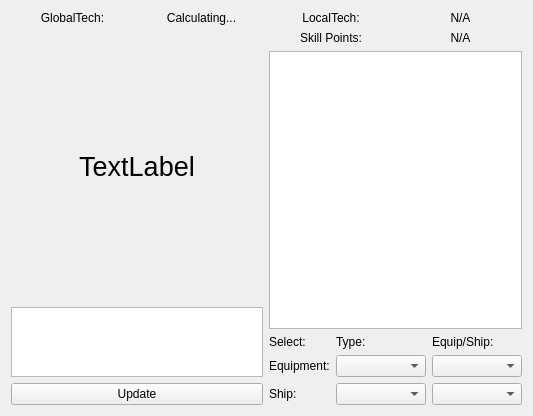
The window that FleetMemories/ClientGUI/ui/techview.ui (ibicdlcod/GuoMuoRuoProject) describes before a commit, drawn with Qt 5.
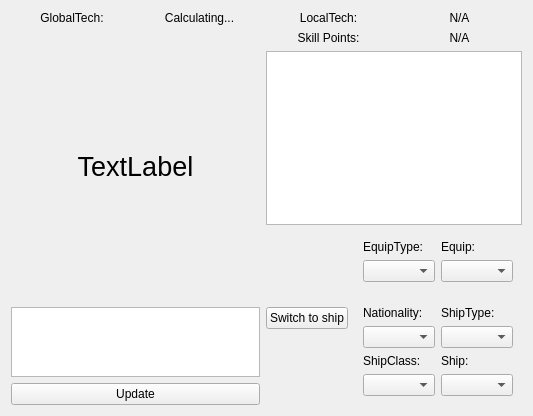
The same window after the commit.

Commit message: techview include ships

Diff of the .ui file:
```diff
--- a/FleetMemories/ClientGUI/ui/techview.ui
+++ b/FleetMemories/ClientGUI/ui/techview.ui
@@ -13,7 +13,7 @@
   <property name="windowTitle">
    <string>Frame</string>
   </property>
-  <layout class="QHBoxLayout" name="horizontalLayout_4">
+  <layout class="QHBoxLayout" name="horizontalLayout_5">
    <item>
     <layout class="QVBoxLayout" name="globalView">
      <item>
@@ -87,7 +87,7 @@
     </layout>
    </item>
    <item>
-    <layout class="QVBoxLayout" name="verticalLayout">
+    <layout class="QVBoxLayout" name="verticalLayout_2">
      <item>
       <layout class="QHBoxLayout" name="horizontalLayout_2">
        <item>
@@ -140,38 +140,34 @@
       <widget class="QTableWidget" name="localViewTable"/>
      </item>
      <item>
-      <layout class="QGridLayout" name="gridLayout">
-       <item row="0" column="2">
+      <layout class="QHBoxLayout" name="horizontalLayout_4">
+       <item>
+        <widget class="QPushButton" name="equipOrShip">
+         <property name="text">
+          <string id="techview-toship">Switch to ship</string>
+         </property>
+        </widget>
+       </item>
+       <item>
+        <layout class="QVBoxLayout" name="verticalLayout">
+         <item>
+          <widget class="QWidget" name="equipChoice" native="true">
+           <layout class="QGridLayout" name="gridLayout_2">
+            <item row="0" column="0">
+             <widget class="QLabel" name="label_8">
+              <property name="text">
+               <string id="techview-equip-type">EquipType:</string>
+              </property>
+             </widget>
+            </item>
+            <item row="0" column="1">
         <widget class="QLabel" name="label_9">
          <property name="text">
-          <string id="techview-equip-ship">Equip/Ship:</string>
+               <string id="techview-equip">Equip:</string>
          </property>
         </widget>
        </item>
-       <item row="2" column="0">
-        <widget class="QLabel" name="label_6">
-         <property name="sizePolicy">
-          <sizepolicy hsizetype="Preferred" vsizetype="Preferred">
-           <horstretch>1</horstretch>
-           <verstretch>0</verstretch>
-          </sizepolicy>
-         </property>
-         <property name="text">
-          <string id="techview-ship">Ship:</string>
-         </property>
-        </widget>
-       </item>
-       <item row="2" column="1">
-        <widget class="QComboBox" name="comboBox_4">
-         <property name="sizePolicy">
-          <sizepolicy hsizetype="Preferred" vsizetype="Fixed">
-           <horstretch>2</horstretch>
-           <verstretch>0</verstretch>
-          </sizepolicy>
-         </property>
-        </widget>
-       </item>
-       <item row="1" column="1">
+            <item row="1" column="0">
         <widget class="QComboBox" name="localListType">
          <property name="sizePolicy">
           <sizepolicy hsizetype="Preferred" vsizetype="Fixed">
@@ -181,27 +177,7 @@
          </property>
         </widget>
        </item>
-       <item row="1" column="0">
-        <widget class="QLabel" name="label_5">
-         <property name="sizePolicy">
-          <sizepolicy hsizetype="Preferred" vsizetype="Preferred">
-           <horstretch>1</horstretch>
-           <verstretch>0</verstretch>
-          </sizepolicy>
-         </property>
-         <property name="text">
-          <string id="techview-equip">Equipment:</string>
-         </property>
-        </widget>
-       </item>
-       <item row="0" column="0">
-        <widget class="QLabel" name="label_7">
-         <property name="text">
-          <string id="techview-select">Select:</string>
-         </property>
-        </widget>
-       </item>
-       <item row="1" column="2">
+            <item row="1" column="1">
         <widget class="QComboBox" name="localListValue">
          <property name="sizePolicy">
           <sizepolicy hsizetype="Preferred" vsizetype="Fixed">
@@ -211,7 +187,49 @@
          </property>
         </widget>
        </item>
-       <item row="2" column="2">
+           </layout>
+          </widget>
+         </item>
+         <item>
+          <widget class="QWidget" name="shipChoice" native="true">
+           <layout class="QGridLayout" name="gridLayout">
+            <item row="0" column="0">
+             <widget class="QLabel" name="label_11">
+              <property name="sizePolicy">
+               <sizepolicy hsizetype="Preferred" vsizetype="Preferred">
+                <horstretch>1</horstretch>
+                <verstretch>0</verstretch>
+               </sizepolicy>
+              </property>
+              <property name="text">
+               <string id="techview-ship-nationality">Nationality:</string>
+              </property>
+             </widget>
+            </item>
+            <item row="0" column="1">
+             <widget class="QLabel" name="label_6">
+              <property name="sizePolicy">
+               <sizepolicy hsizetype="Preferred" vsizetype="Preferred">
+                <horstretch>1</horstretch>
+                <verstretch>0</verstretch>
+               </sizepolicy>
+              </property>
+              <property name="text">
+               <string id="techview-ship-type">ShipType:</string>
+              </property>
+             </widget>
+            </item>
+            <item row="1" column="0">
+             <widget class="QComboBox" name="comboBox_4">
+              <property name="sizePolicy">
+               <sizepolicy hsizetype="Preferred" vsizetype="Fixed">
+                <horstretch>2</horstretch>
+                <verstretch>0</verstretch>
+               </sizepolicy>
+              </property>
+             </widget>
+            </item>
+            <item row="1" column="1">
         <widget class="QComboBox" name="comboBox_3">
          <property name="sizePolicy">
           <sizepolicy hsizetype="Preferred" vsizetype="Fixed">
@@ -221,18 +239,65 @@
          </property>
         </widget>
        </item>
-       <item row="0" column="1">
-        <widget class="QLabel" name="label_8">
+            <item row="2" column="0">
+             <widget class="QLabel" name="label_10">
+              <property name="sizePolicy">
+               <sizepolicy hsizetype="Preferred" vsizetype="Preferred">
+                <horstretch>1</horstretch>
+                <verstretch>0</verstretch>
+               </sizepolicy>
+              </property>
          <property name="text">
-          <string id="techview-type">Type:</string>
+               <string id="techview-ship-class">ShipClass:</string>
          </property>
         </widget>
        </item>
-      </layout>
+            <item row="2" column="1">
+             <widget class="QLabel" name="label_7">
+              <property name="sizePolicy">
+               <sizepolicy hsizetype="Preferred" vsizetype="Preferred">
+                <horstretch>1</horstretch>
+                <verstretch>0</verstretch>
+               </sizepolicy>
+              </property>
+              <property name="text">
+               <string id="techview-ship">Ship:</string>
+              </property>
+             </widget>
+            </item>
+            <item row="3" column="0">
+             <widget class="QComboBox" name="comboBox_6">
+              <property name="sizePolicy">
+               <sizepolicy hsizetype="Preferred" vsizetype="Fixed">
+                <horstretch>2</horstretch>
+                <verstretch>0</verstretch>
+               </sizepolicy>
+              </property>
+             </widget>
+            </item>
+            <item row="3" column="1">
+             <widget class="QComboBox" name="comboBox_5">
+              <property name="sizePolicy">
+               <sizepolicy hsizetype="Preferred" vsizetype="Fixed">
+                <horstretch>2</horstretch>
+                <verstretch>0</verstretch>
+               </sizepolicy>
+              </property>
+             </widget>
+            </item>
+           </layout>
+          </widget>
      </item>
     </layout>
    </item>
   </layout>
+     </item>
+    </layout>
+   </item>
+  </layout>
+  <zorder>shipChoice</zorder>
+  <zorder>equipOrShip</zorder>
+  <zorder>equipChoice</zorder>
  </widget>
  <resources/>
  <connections/>
```
Lines whose indentation alone changed are shown as unchanged. The commit also changes 16 other files.
